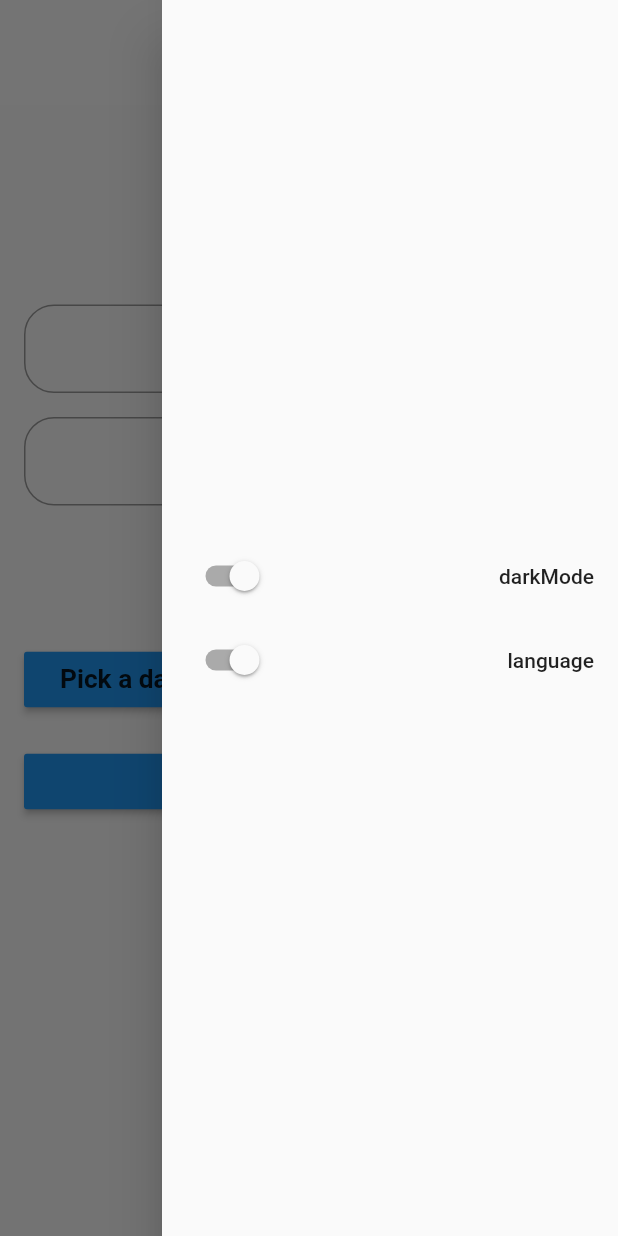
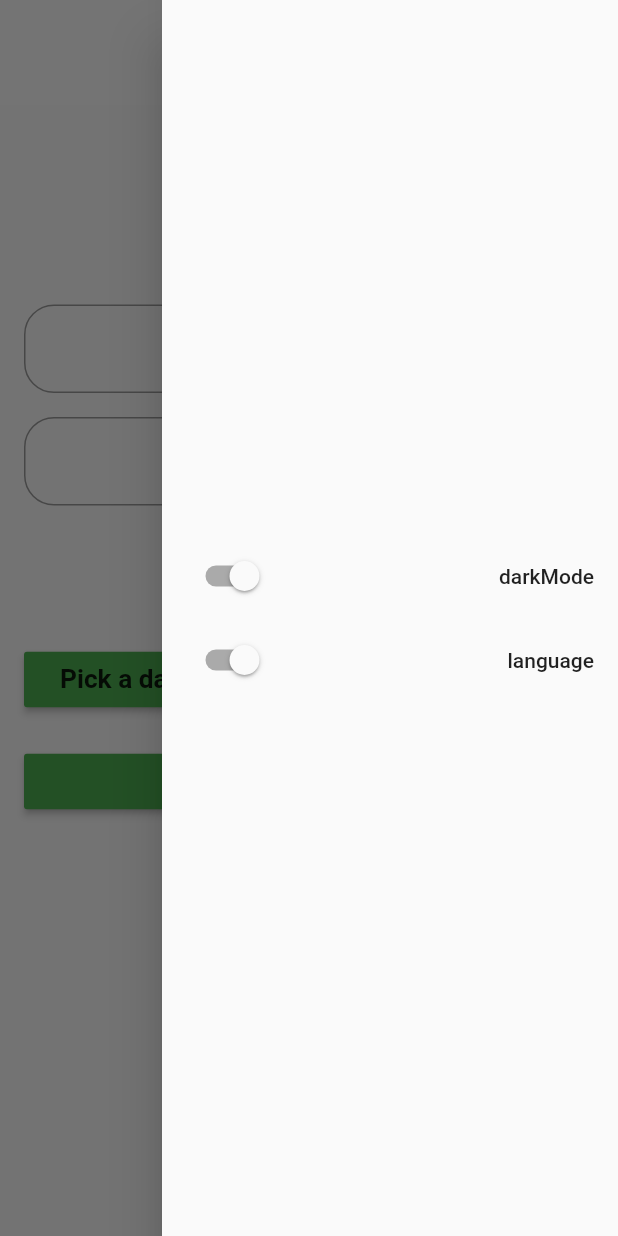
Before and after one commit to AbdoTareq/visual_note_app_task, a Flutter app: the AddNotePage screen opened directly, in the side drawer, after a tap on "Pick image", on a phone screen of 412 x 824 dp. Run offline on Flutter 3.47's test engine with Material 2 defaults, Android fonts, the phone set to English and light mode, and no system bars; our stand-ins replace get, get_storage, image_picker, logger, sqflite, velocity_x; accounts and stored records are empty; Roboto replaces fonts that are missing (Cairo).

Commit message:
fix: colors

```diff
--- a/lib/view/pages/add_note_page.dart
+++ b/lib/view/pages/add_note_page.dart
@@ -11,6 +11,7 @@ import 'package:visual_note_app_task/view/widgets/custom_app_bar.dart';
 import 'package:visual_note_app_task/view/widgets/text_input.dart';
 import 'package:velocity_x/velocity_x.dart';
 
+// Page to create or update note
 class AddNotePage extends GetView<NoteController> {
   AddNotePage(this.note, {Key? key}) : super(key: key);
 
@@ -60,7 +61,7 @@ class AddNotePage extends GetView<NoteController> {
                   mainAxisAlignment: MainAxisAlignment.spaceBetween,
                   children: [
                     MaterialButton(
-                        color: Colors.blue,
+                        color: kPrimaryColor,
                         onPressed: () async {
                           controller.image.value = await _picker.pickImage(source: ImageSource.gallery);
                         },
@@ -70,7 +71,7 @@ class AddNotePage extends GetView<NoteController> {
                         ? Container()
                         : Image.file(File(controller.image.value!.path)).wh10(context)),
                     MaterialButton(
-                        color: Colors.blue,
+                        color: kPrimaryColor,
                         onPressed: () async {
                           controller.selectedDate(await showDatePicker(
                               context: context,
@@ -93,7 +94,7 @@ class AddNotePage extends GetView<NoteController> {
                 ),
                 20.heightBox,
                 MaterialButton(
-                    color: Colors.blue,
+                    color: kPrimaryColor,
                     onPressed: () async => await controller.saveNote(id: note != null ? note!.id : null),
                     splashColor: Colors.blueGrey,
                     child: 'Save'.text.bold.xl.make().p8()),
--- a/lib/view/pages/animated_splash.dart
+++ b/lib/view/pages/animated_splash.dart
@@ -74,15 +74,12 @@ class _AnimatedSplashState extends State<AnimatedSplash> with SingleTickerProvid
           });
 
     return Scaffold(
-        backgroundColor: kbackgroundColor,
         body: Column(
-          crossAxisAlignment: CrossAxisAlignment.center,
-          children: [
-            40.heightBox,
-            ScaleTransition(
-                scale: _animation,
-                child: SizedBox(child: Image.asset(_imagePath))).wFull(context),
-          ],
-        ));
+      crossAxisAlignment: CrossAxisAlignment.center,
+      children: [
+        40.heightBox,
+        ScaleTransition(scale: _animation, child: SizedBox(child: Image.asset(_imagePath))).wFull(context),
+      ],
+    ));
   }
 }
--- a/lib/view/pages/home_page.dart
+++ b/lib/view/pages/home_page.dart
@@ -2,15 +2,14 @@ import 'dart:io';
 
 import 'package:flutter/material.dart';
 import 'package:get/get.dart';
-import 'package:image_picker/image_picker.dart';
 import 'package:visual_note_app_task/constants.dart';
 import 'package:visual_note_app_task/controller/note_controller.dart';
 import 'package:visual_note_app_task/view/pages/add_note_page.dart';
 import 'package:visual_note_app_task/view/widgets/app_drawer.dart';
 import 'package:visual_note_app_task/view/widgets/custom_app_bar.dart';
-import 'package:visual_note_app_task/view/widgets/text_input.dart';
 import 'package:velocity_x/velocity_x.dart';
 
+// Page to list all or delete note
 class HomePage extends GetView<NoteController> {
   const HomePage({Key? key}) : super(key: key);
 
@@ -61,7 +60,7 @@ class HomePage extends GetView<NoteController> {
       floatingActionButton: FloatingActionButton(
         onPressed: () => Get.to(() => AddNotePage(null)),
         child: const Icon(Icons.add, color: Colors.white),
-        backgroundColor: Colors.blue,
+        backgroundColor: kPrimaryColor,
       ),
     );
   }
```
